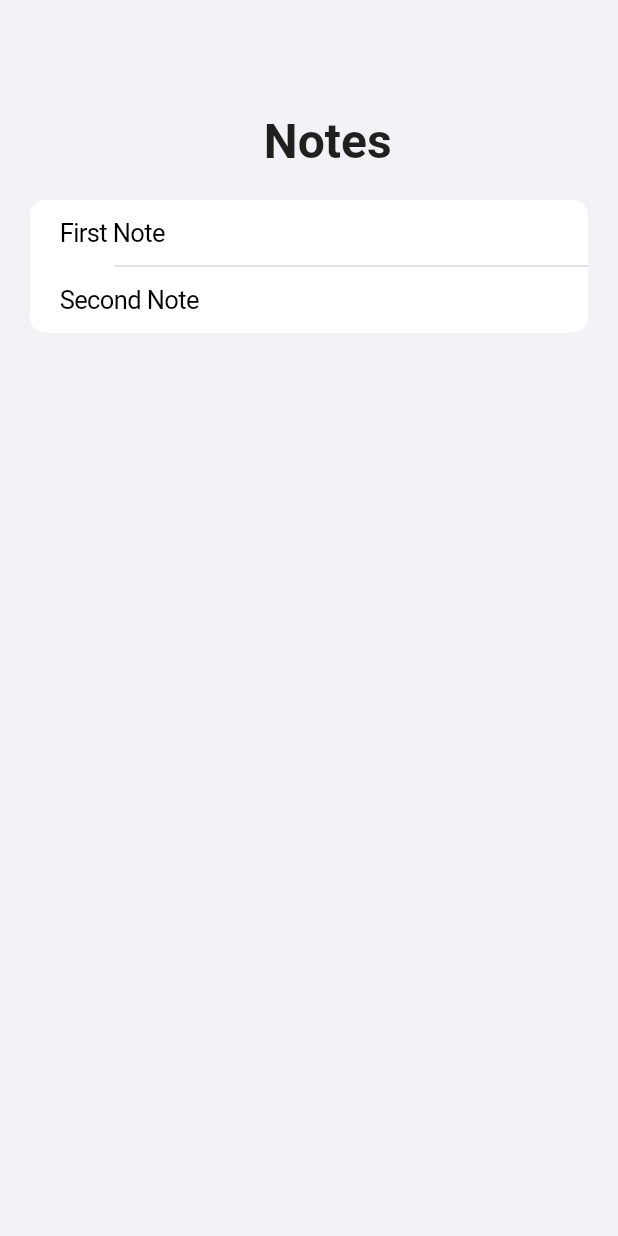
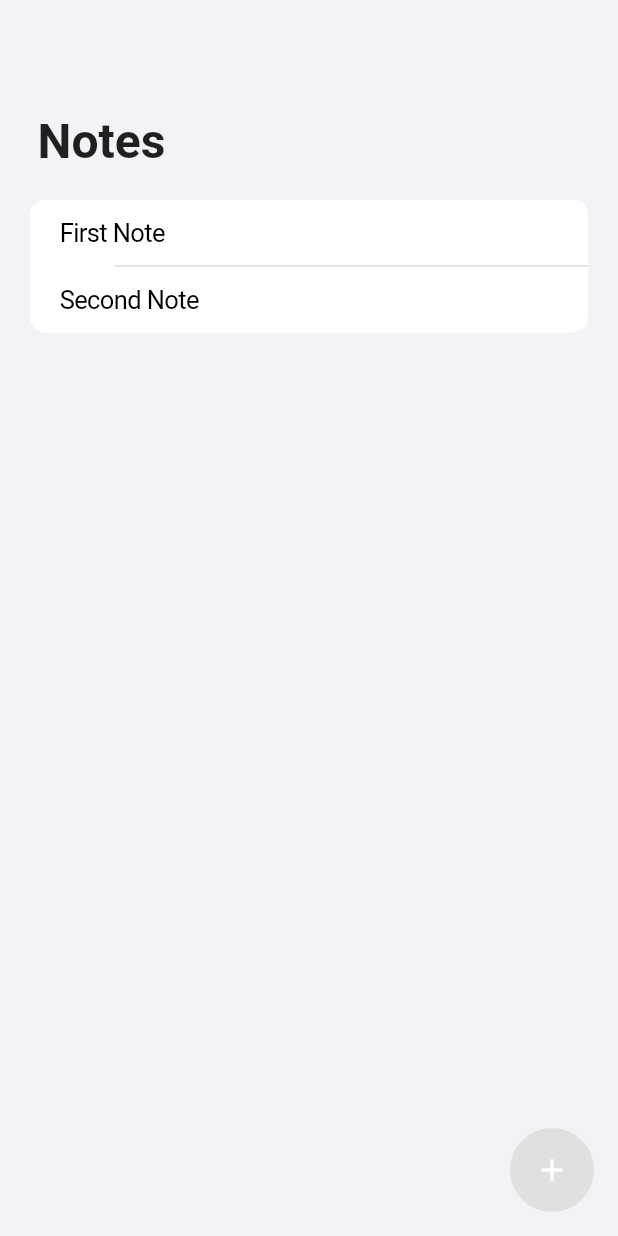
Before and after one commit to anotherlusitano/Notes-App, a Flutter app: the screen it shows after launch, on a phone screen of 412 x 824 dp. Run offline on Flutter 3.47's test engine with Material 2 defaults, Android fonts, the phone set to English and light mode, and no system bars.

Commit message:
Add button to create new notes

```diff
--- a/lib/pages/home_page.dart
+++ b/lib/pages/home_page.dart
@@ -11,12 +11,25 @@ class HomePage extends StatefulWidget {
 }
 
 class _HomePageState extends State<HomePage> {
+  //create new note
+  void createNewNote() {}
+
   @override
   Widget build(BuildContext context) {
     return Consumer<NoteData>(
       builder: (context, value, child) => Scaffold(
         backgroundColor: CupertinoColors.systemGroupedBackground,
+        floatingActionButton: FloatingActionButton(
+          onPressed: createNewNote,
+          elevation: 0,
+          backgroundColor: Colors.grey[300],
+          child: Icon(
+            Icons.add,
+            color: Colors.white,
+          ),
+        ),
         body: Column(
+          crossAxisAlignment: CrossAxisAlignment.start,
           children: [
             //heading
             const Padding(
```
